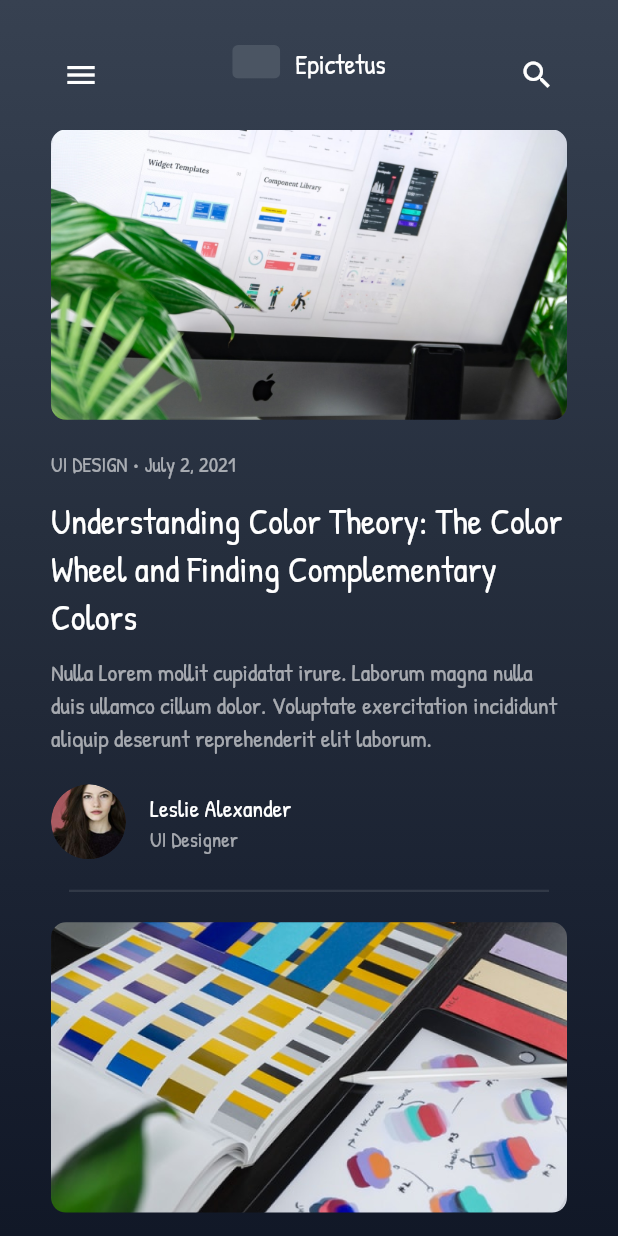
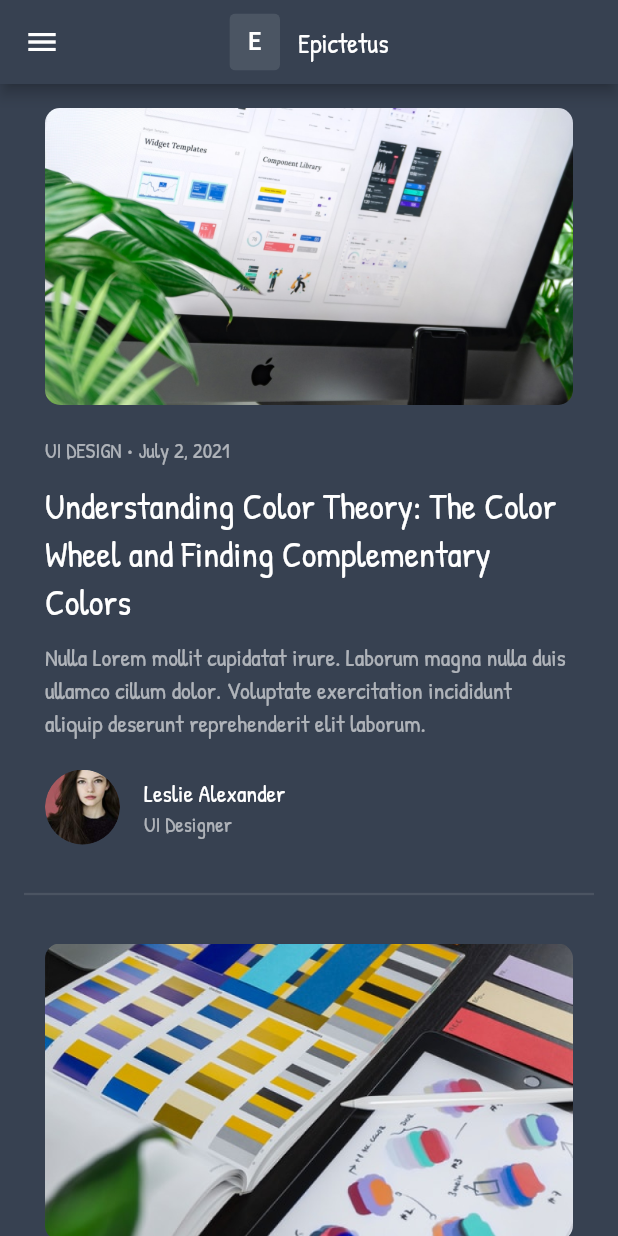
Before and after one commit to habdwahid/epictetus, a Flutter app: the screen it shows after launch, on a phone screen of 412 x 824 dp. Run offline on Flutter 3.47's test engine with Material 2 defaults, Android fonts, the phone set to English and light mode, and no system bars.

Commit message:
fix: fix home page view

```diff
--- a/lib/main.dart
+++ b/lib/main.dart
@@ -1,4 +1,3 @@
-import 'package:epictetus/components/app_bar.dart';
 import 'package:epictetus/main_screen.dart';
 import 'package:flutter/material.dart';
 
@@ -11,41 +10,56 @@ class MyApp extends StatelessWidget {
   Widget build(BuildContext context) {
     return MaterialApp(
       home: Scaffold(
-        backgroundColor: Colors.black,
-        body: SafeArea(
+        appBar: AppBar(
+          backgroundColor: const Color(0xff374151),
+          centerTitle: true,
+          leading: IconButton(
+            onPressed: () {},
+            icon: const Icon(Icons.menu),
+          ),
+          title: Row(
+            mainAxisAlignment: MainAxisAlignment.center,
+            mainAxisSize: MainAxisSize.min,
+            children: <Widget>[
+              ClipRRect(
+                borderRadius: BorderRadius.circular(4.0),
                 child: Container(
-            padding: const EdgeInsets.symmetric(horizontal: 30.0),
-            decoration: const BoxDecoration(
-              gradient: LinearGradient(
-                begin: Alignment.topCenter,
-                end: Alignment.bottomCenter,
-                colors: <Color>[
-                  Color(0xff374151),
-                  Color(0xff313b4b),
-                  Color(0xff2c3545),
-                  Color(0xff262f3e),
-                  Color(0xff212938),
-                  Color(0xff1b2333),
-                  Color(0xff161d2d),
-                  Color(0xff111827),
-                ],
-                tileMode: TileMode.mirror,
+                  color: const Color(0xff4b5563),
+                  padding: const EdgeInsets.symmetric(
+                    horizontal: 12.0,
+                    vertical: 6.0,
+                  ),
+                  child: const Text(
+                    'E',
+                    style: TextStyle(
+                      color: Colors.white,
+                      fontFamily: 'Source Sans 3',
+                      fontSize: 18.0,
+                      fontWeight: FontWeight.w600,
                     ),
                   ),
-            height: double.infinity,
-            child: const Column(
+                ),
+              ),
+              const SizedBox(width: 12.0),
+              const Text(
+                'Epictetus',
+                style: TextStyle(
+                  color: Colors.white,
+                  fontSize: 18.0,
+                ),
+              )
+            ],
+          ),
+        ),
+        backgroundColor: const Color(0xff374151),
+        body: const SafeArea(
+          child: Column(
             crossAxisAlignment: CrossAxisAlignment.stretch,
             children: [
-                Flexible(
-                  child: CustomAppBar(),
-                ),
-                Flexible(
-                  flex: 9,
-                  fit: FlexFit.tight,
+              Expanded(
                 child: MainScreen(),
               ),
             ],
-            ),
           ),
         ),
       ),
--- a/lib/main_screen.dart
+++ b/lib/main_screen.dart
@@ -21,6 +21,10 @@ class MainScreen extends StatelessWidget {
             ),
           ),
           child: Card(
+            margin: const EdgeInsets.symmetric(
+              horizontal: 30.0,
+              vertical: 16.0,
+            ),
             child: Column(
               crossAxisAlignment: CrossAxisAlignment.stretch,
               children: [
--- a/lib/model/posts.dart
+++ b/lib/model/posts.dart
@@ -20,7 +20,7 @@ class Posts {
   });
 }
 
-var postLists = [
+var postLists = <Posts>[
   Posts(
     title:
         'Understanding Color Theory: The Color Wheel and Finding Complementary Colors',
@@ -70,4 +70,40 @@ var postLists = [
     authorRole: 'Front-End Engineer',
     createdAt: 'June 18, 2021',
   ),
+  Posts(
+    title: 'The More Important The Work, The More Important The Rest',
+    category: '9 TO 5',
+    body:
+        'Suitable Quality is determined by product users, clients or customers, not by society in general. For example, a low priced product may be viewed as having high.',
+    imgAsset:
+        'images/posts/the-more-important-the-work-the-iore-important-the-rest-1.png',
+    author: 'Esther Howard',
+    authorImgAsset: 'images/avatar/ester-howard.png',
+    authorRole: 'Entrepreneur',
+    createdAt: 'June 22, 2021',
+  ),
+  Posts(
+    title: 'Email Love - Email Inspiration, Templates and Discovery',
+    category: 'INSPIRATIONS',
+    body:
+        'Consider that for a moment: everything we see around us is assumed to have had a cause and is contingent upon something else.',
+    imgAsset:
+        'images/posts/email-love-email-inspiration-templates-and-discovery-1.png',
+    author: 'Robert Fox',
+    authorImgAsset: 'images/avatar/robert-fox.png',
+    authorRole: 'Front-End Engineer',
+    createdAt: 'June 18, 2021',
+  ),
+  Posts(
+    title: 'How To Design A Product That Can Grow Itself 10x In Year',
+    category: 'INTERNET',
+    body:
+        'Auctor Porta. Augue vitae diam mauris faucibus blandit elit per, feugiat leo dui orci. Etiam vestibulum. Nostra netus per conubia dolor.',
+    imgAsset:
+        'images/posts/how-to-design-a-product-that-can-grow-itself-10x-in-year-1.png',
+    author: 'Jenny Wilson',
+    authorImgAsset: 'images/avatar/jenny-wilson.png',
+    authorRole: 'Product Designer',
+    createdAt: 'June 28, 2021',
+  ),
 ];
--- a/pubspec.yaml
+++ b/pubspec.yaml
@@ -78,6 +78,10 @@ flutter:
     - family: 'Patrick Hand'
       fonts:
         - asset: fonts/PatrickHand-Regular.ttf
+    - family: 'Source Sans 3'
+      fonts:
+        - asset: fonts/SourceSans3-Semibold.ttf
+          weight: 600
   #
   # For details regarding fonts from package dependencies,
   # see https://flutter.dev/custom-fonts/#from-packages
```
Also changed, not shown: fonts/SourceSans3-SemiBold.ttf (added). Lines whose indentation alone changed are shown as unchanged.
